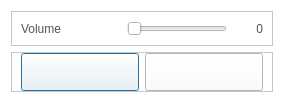
fsest4u/CaX_03, file CaX/dialog/setup/poweronvolumedialog.ui: the form before one commit.
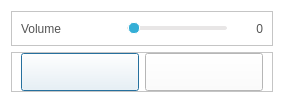
The form after the commit. Icons and pictures are not drawn.

Commit message: [slider] style 일괄 적용

```diff
--- a/CaX/dialog/setup/poweronvolumedialog.ui
+++ b/CaX/dialog/setup/poweronvolumedialog.ui
@@ -60,6 +60,23 @@
           <height>0</height>
          </size>
         </property>
+        <property name="styleSheet">
+         <string notr="true">QSlider::groove:horizontal {
+    background-color: #e8e6e6;
+    border: 1px solid #e8e6e6;
+    height: 2px;
+    border-radius: 2px;
+}
+
+QSlider::handle:horizontal {
+    background-color: #34aed6;
+    border: 1px solid #ffffff;
+    width: 10px;
+	height: 10px;
+    border-radius: 5px;
+	margin: -5px 0;
+}</string>
+        </property>
         <property name="orientation">
          <enum>Qt::Horizontal</enum>
         </property>
```
The commit also changes 8 other files.
